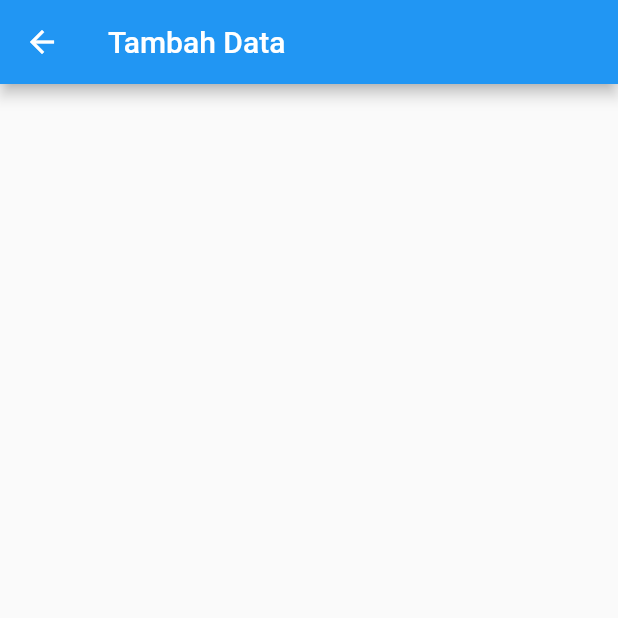
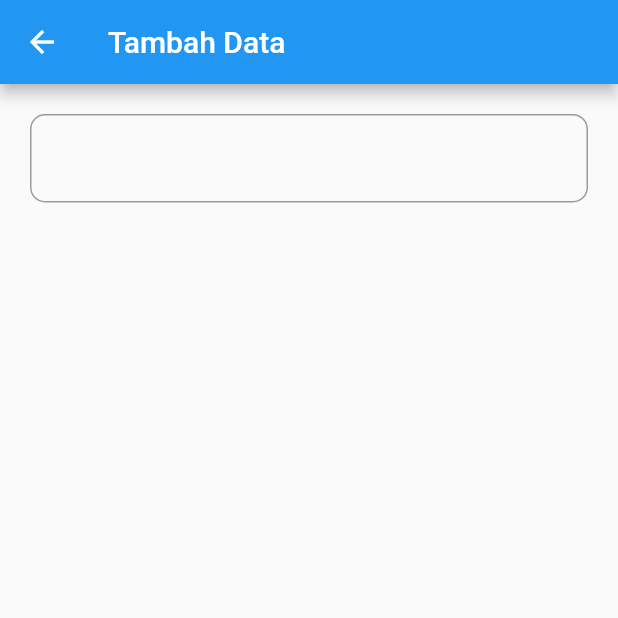
Before and after one commit to al-chakim/GetX-API, a Flutter app: the Add screen opened by its route, on a phone screen of 412 x 824 dp, the top half of it. Run offline on Flutter 3.47's test engine with Material 2 defaults, Android fonts, the phone set to English and light mode, and no system bars; our stand-ins replace get.

Commit message:
bikin add

```diff
--- a/lib/ui/pages/add.dart
+++ b/lib/ui/pages/add.dart
@@ -10,6 +10,28 @@ class Add extends StatelessWidget {
       appBar: AppBar(
         title: Text('Tambah Data'),
       ),
+      body: SafeArea(
+        child: ListView(
+          children: [
+            Padding(
+              padding: const EdgeInsets.all(20),
+              child: Column(
+                children: [
+                  TextField(
+                    autocorrect: false,
+                    textInputAction: TextInputAction.next,
+                    decoration: InputDecoration(
+                      border: OutlineInputBorder(
+                        borderRadius: BorderRadius.circular(10),
+                      ),
+                    ),
+                  ),
+                ],
+              ),
+            )
+          ],
+        ),
+      ),
     );
   }
 }
--- a/lib/ui/pages/home.dart
+++ b/lib/ui/pages/home.dart
@@ -1,7 +1,6 @@
 import 'package:flutter/material.dart';
 import 'package:get/get.dart';
 import 'package:getx_api/routes/name.dart';
-import 'package:getx_api/ui/pages/add.dart';
 
 class Home extends StatelessWidget {
   const Home({super.key});
@@ -28,6 +27,10 @@ class Home extends StatelessWidget {
           ),
         ),
       ),
+      floatingActionButton: FloatingActionButton(
+        onPressed: () {},
+        child: Icon(Icons.download),
+      ),
     );
   }
 }
```
Also changed, not shown: lib/controllers/addC.dart (added, +27 -0 lines), lib/controllers/profileC.dart (added, +27 -0 lines), lib/controllers/usersC.dart (added, +39 -0 lines), lib/models/user.dart (added, +9 -0 lines).
